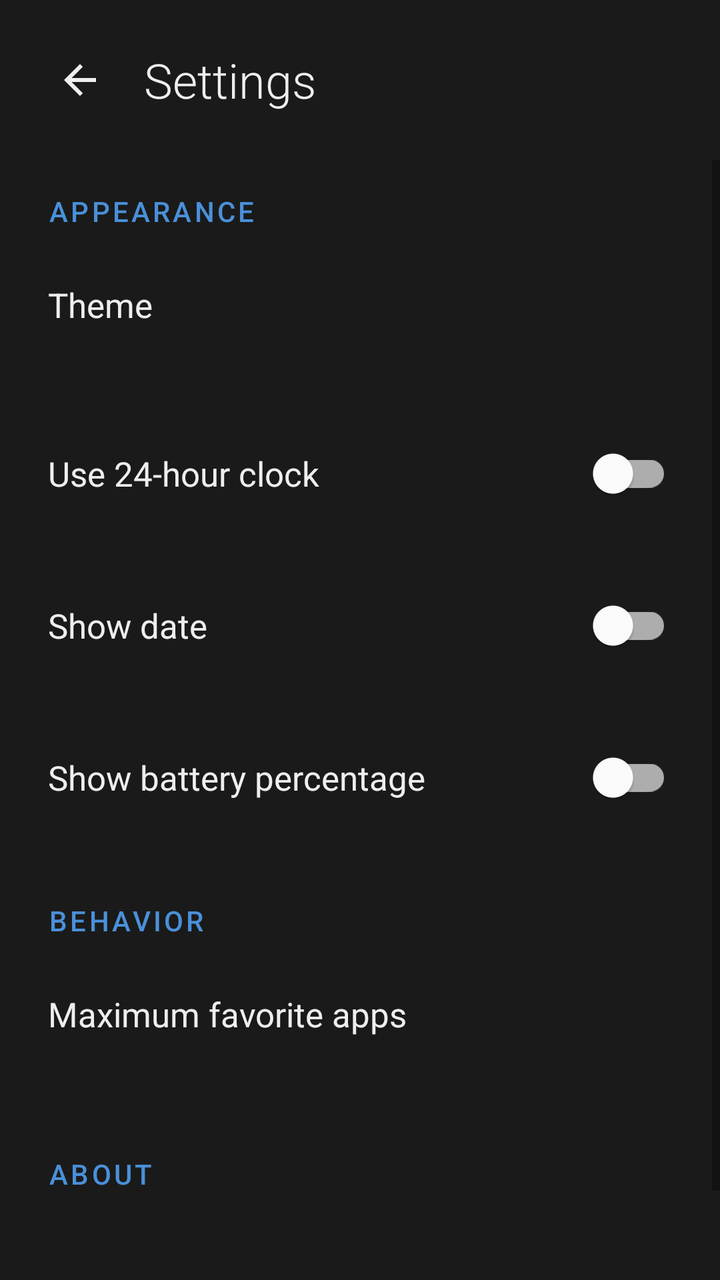
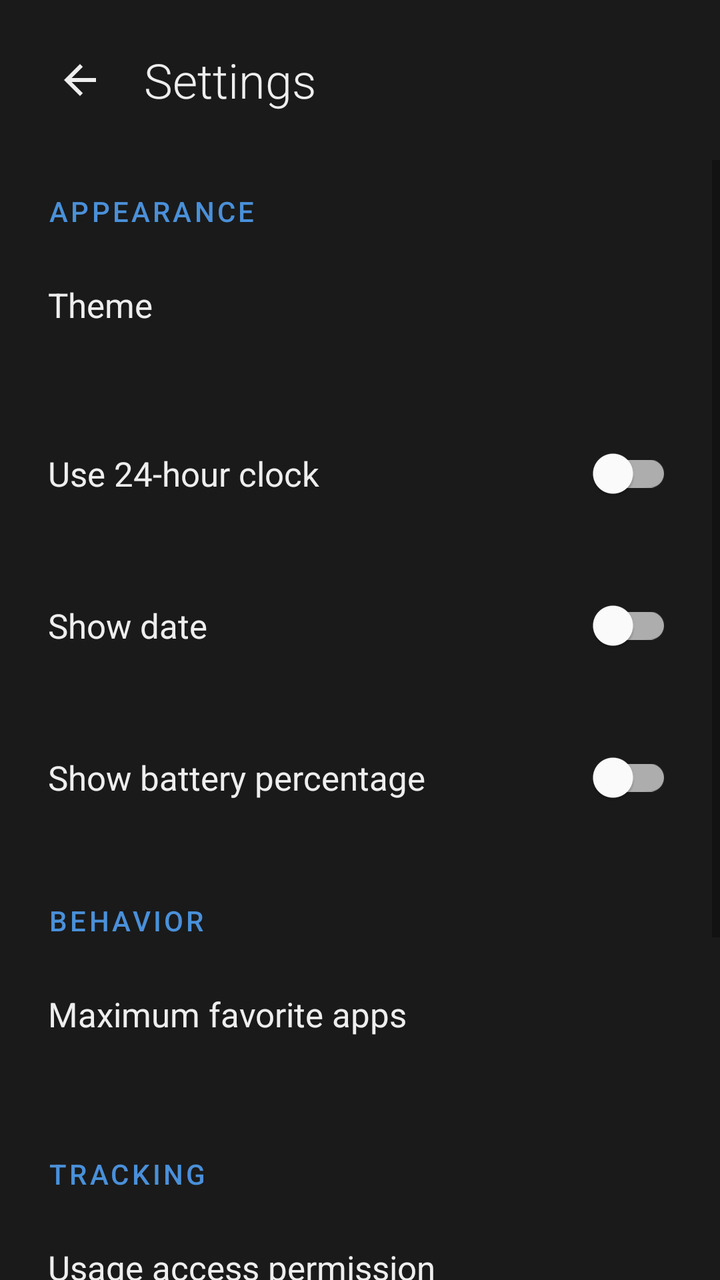

Compare the two renders of this Android layout. The source of the first and the diff that turns it into the second are given below.
<!-- AndroidManifest.xml: activity theme Theme.MinimalistLauncher -->
<!-- res/layout/activity_settings.xml -->
<?xml version="1.0" encoding="utf-8"?>
<LinearLayout
    xmlns:android="http://schemas.android.com/apk/res/android"
    android:layout_width="match_parent"
    android:layout_height="match_parent"
    android:orientation="vertical"
    android:fitsSystemWindows="true">

    
    <LinearLayout
        android:layout_width="match_parent"
        android:layout_height="wrap_content"
        android:orientation="horizontal"
        android:gravity="center_vertical"
        android:paddingHorizontal="16dp"
        android:paddingVertical="16dp">

        <ImageButton
            android:id="@+id/backButton"
            android:layout_width="48dp"
            android:layout_height="48dp"
            android:src="@drawable/ic_back"
            android:background="?attr/selectableItemBackgroundBorderless"
            android:contentDescription="Back"
            android:scaleType="center" />

        <TextView
            android:layout_width="0dp"
            android:layout_height="wrap_content"
            android:layout_weight="1"
            android:text="@string/settings"
            android:textSize="24sp"
            android:textColor="@color/text_primary_dark"
            android:fontFamily="sans-serif-light"
            android:layout_marginStart="8dp" />
    </LinearLayout>

    <ScrollView
        android:layout_width="match_parent"
        android:layout_height="0dp"
        android:layout_weight="1">

        <LinearLayout
            android:layout_width="match_parent"
            android:layout_height="wrap_content"
            android:orientation="vertical"
            android:paddingHorizontal="24dp"
            android:paddingBottom="32dp">

            
            <TextView
                android:layout_width="wrap_content"
                android:layout_height="wrap_content"
                android:text="@string/appearance"
                android:textSize="14sp"
                android:textColor="@color/accent"
                android:fontFamily="sans-serif-medium"
                android:textAllCaps="true"
                android:letterSpacing="0.1"
                android:layout_marginTop="16dp"
                android:layout_marginBottom="12dp" />

            
            <LinearLayout
                android:id="@+id/themeOption"
                android:layout_width="match_parent"
                android:layout_height="wrap_content"
                android:orientation="vertical"
                android:paddingVertical="14dp"
                android:background="?attr/selectableItemBackground"
                android:clickable="true"
                android:focusable="true">

                <TextView
                    android:layout_width="wrap_content"
                    android:layout_height="wrap_content"
                    android:text="@string/theme"
                    android:textSize="17sp"
                    android:textColor="@color/text_primary_dark" />

                <TextView
                    android:id="@+id/themeValue"
                    android:layout_width="wrap_content"
                    android:layout_height="wrap_content"
                    android:textSize="14sp"
                    android:textColor="@color/text_secondary_dark"
                    android:layout_marginTop="2dp" />
            </LinearLayout>

            
            <LinearLayout
                android:layout_width="match_parent"
                android:layout_height="wrap_content"
                android:orientation="horizontal"
                android:gravity="center_vertical"
                android:paddingVertical="14dp">

                <TextView
                    android:layout_width="0dp"
                    android:layout_height="wrap_content"
                    android:layout_weight="1"
                    android:text="@string/clock_format_24h"
                    android:textSize="17sp"
                    android:textColor="@color/text_primary_dark" />

                <com.google.android.material.switchmaterial.SwitchMaterial
                    android:id="@+id/switch24h"
                    android:layout_width="wrap_content"
                    android:layout_height="wrap_content" />
            </LinearLayout>

            
            <LinearLayout
                android:layout_width="match_parent"
                android:layout_height="wrap_content"
                android:orientation="horizontal"
                android:gravity="center_vertical"
                android:paddingVertical="14dp">

                <TextView
                    android:layout_width="0dp"
                    android:layout_height="wrap_content"
                    android:layout_weight="1"
                    android:text="@string/show_date"
                    android:textSize="17sp"
                    android:textColor="@color/text_primary_dark" />

                <com.google.android.material.switchmaterial.SwitchMaterial
                    android:id="@+id/switchShowDate"
                    android:layout_width="wrap_content"
                    android:layout_height="wrap_content" />
            </LinearLayout>

            
            <LinearLayout
                android:layout_width="match_parent"
                android:layout_height="wrap_content"
                android:orientation="horizontal"
                android:gravity="center_vertical"
                android:paddingVertical="14dp">

                <TextView
                    android:layout_width="0dp"
                    android:layout_height="wrap_content"
                    android:layout_weight="1"
                    android:text="@string/show_battery"
                    android:textSize="17sp"
                    android:textColor="@color/text_primary_dark" />

                <com.google.android.material.switchmaterial.SwitchMaterial
                    android:id="@+id/switchShowBattery"
                    android:layout_width="wrap_content"
                    android:layout_height="wrap_content" />
            </LinearLayout>

            
            <TextView
                android:layout_width="wrap_content"
                android:layout_height="wrap_content"
                android:text="@string/behavior"
                android:textSize="14sp"
                android:textColor="@color/accent"
                android:fontFamily="sans-serif-medium"
                android:textAllCaps="true"
                android:letterSpacing="0.1"
                android:layout_marginTop="24dp"
                android:layout_marginBottom="12dp" />

            
            <LinearLayout
                android:id="@+id/maxFavoritesOption"
                android:layout_width="match_parent"
                android:layout_height="wrap_content"
                android:orientation="vertical"
                android:paddingVertical="14dp"
                android:background="?attr/selectableItemBackground"
                android:clickable="true"
                android:focusable="true">

                <TextView
                    android:layout_width="wrap_content"
                    android:layout_height="wrap_content"
                    android:text="@string/max_favorites"
                    android:textSize="17sp"
                    android:textColor="@color/text_primary_dark" />

                <TextView
                    android:id="@+id/maxFavoritesValue"
                    android:layout_width="wrap_content"
                    android:layout_height="wrap_content"
                    android:textSize="14sp"
                    android:textColor="@color/text_secondary_dark"
                    android:layout_marginTop="2dp" />
            </LinearLayout>

            
            <TextView
                android:layout_width="wrap_content"
                android:layout_height="wrap_content"
                android:text="@string/about"
                android:textSize="14sp"
                android:textColor="@color/accent"
                android:fontFamily="sans-serif-medium"
                android:textAllCaps="true"
                android:letterSpacing="0.1"
                android:layout_marginTop="24dp"
                android:layout_marginBottom="12dp" />

            <TextView
                android:id="@+id/versionText"
                android:layout_width="wrap_content"
                android:layout_height="wrap_content"
                android:textSize="15sp"
                android:textColor="@color/text_secondary_dark"
                android:paddingVertical="14dp" />

        </LinearLayout>
    </ScrollView>

</LinearLayout>
<!-- resources referenced by this layout -->
<resources>
  <color name="accent">#4A90D9</color>
  <color name="text_primary_dark">#EEEEEE</color>
  <color name="text_secondary_dark">#999999</color>
  <!-- drawable ic_back (drawable) -->
  <?xml version="1.0" encoding="utf-8"?>
  <vector xmlns:android="http://schemas.android.com/apk/res/android"
      android:width="24dp"
      android:height="24dp"
      android:viewportWidth="24"
      android:viewportHeight="24">
      <path
          android:fillColor="@color/text_primary_dark"
          android:pathData="M20,11H7.83l5.59,-5.59L12,4l-8,8 8,8 1.41,-1.41L7.83,13H20v-2z" />
  </vector>
  <string name="about">About</string>
  <string name="appearance">Appearance</string>
  <string name="behavior">Behavior</string>
  <string name="clock_format_24h">Use 24-hour clock</string>
  <string name="max_favorites">Maximum favorite apps</string>
  <string name="settings">Settings</string>
  <string name="show_battery">Show battery percentage</string>
  <string name="show_date">Show date</string>
  <string name="theme">Theme</string>
  <style name="Theme.MinimalistLauncher" parent="Theme.MaterialComponents.DayNight.NoActionBar">
          <item name="android:windowShowWallpaper">false</item>
          <item name="android:statusBarColor">@android:color/transparent</item>
          <item name="android:navigationBarColor">@android:color/transparent</item>
          <item name="android:windowTranslucentStatus">false</item>
          <item name="android:windowTranslucentNavigation">false</item>
          <item name="android:windowBackground">@color/dark_bg</item>
          <item name="colorPrimary">@color/accent</item>
          <item name="colorPrimaryVariant">@color/accent</item>
          <item name="colorOnPrimary">@color/white</item>
      </style>
  <color name="dark_bg">#1A1A1A</color>
  <color name="white">#FFFFFF</color>
</resources>

<!-- the commit's change to res/layout/activity_settings.xml (unified diff, before → after) -->
@@ -197,6 +197,73 @@
             <TextView
                 android:layout_width="wrap_content"
                 android:layout_height="wrap_content"
+                android:text="@string/tracking"
+                android:textSize="14sp"
+                android:textColor="@color/accent"
+                android:fontFamily="sans-serif-medium"
+                android:textAllCaps="true"
+                android:letterSpacing="0.1"
+                android:layout_marginTop="24dp"
+                android:layout_marginBottom="12dp" />
+
+            
+            <LinearLayout
+                android:id="@+id/usagePermissionOption"
+                android:layout_width="match_parent"
+                android:layout_height="wrap_content"
+                android:orientation="vertical"
+                android:paddingVertical="14dp"
+                android:background="?attr/selectableItemBackground"
+                android:clickable="true"
+                android:focusable="true">
+
+                <TextView
+                    android:layout_width="wrap_content"
+                    android:layout_height="wrap_content"
+                    android:text="@string/usage_access_permission"
+                    android:textSize="17sp"
+                    android:textColor="@color/text_primary_dark" />
+
+                <TextView
+                    android:id="@+id/usagePermissionValue"
+                    android:layout_width="wrap_content"
+                    android:layout_height="wrap_content"
+                    android:textSize="14sp"
+                    android:textColor="@color/text_secondary_dark"
+                    android:layout_marginTop="2dp" />
+            </LinearLayout>
+
+            
+            <LinearLayout
+                android:id="@+id/forceSyncOption"
+                android:layout_width="match_parent"
+                android:layout_height="wrap_content"
+                android:orientation="vertical"
+                android:paddingVertical="14dp"
+                android:background="?attr/selectableItemBackground"
+                android:clickable="true"
+                android:focusable="true">
+
+                <TextView
+                    android:layout_width="wrap_content"
+                    android:layout_height="wrap_content"
+                    android:text="@string/sync_now"
+                    android:textSize="17sp"
+                    android:textColor="@color/text_primary_dark" />
+
+                <TextView
+                    android:layout_width="wrap_content"
+                    android:layout_height="wrap_content"
+                    android:text="@string/sync_description"
+                    android:textSize="14sp"
+                    android:textColor="@color/text_secondary_dark"
+                    android:layout_marginTop="2dp" />
+            </LinearLayout>
+
+            
+            <TextView
+                android:layout_width="wrap_content"
+                android:layout_height="wrap_content"
                 android:text="@string/about"
                 android:textSize="14sp"
                 android:textColor="@color/accent"
<!-- resource entries referenced after the edit -->
@@ -22,7 +22,11 @@
   <string name="settings">Settings</string>
   <string name="show_battery">Show battery percentage</string>
   <string name="show_date">Show date</string>
+  <string name="sync_description">Force upload tracking data to Supabase</string>
+  <string name="sync_now">Sync now</string>
   <string name="theme">Theme</string>
+  <string name="tracking">Tracking</string>
+  <string name="usage_access_permission">Usage access permission</string>
   <style name="Theme.MinimalistLauncher" parent="Theme.MaterialComponents.DayNight.NoActionBar">
           <item name="android:windowShowWallpaper">false</item>
           <item name="android:statusBarColor">@android:color/transparent</item>
